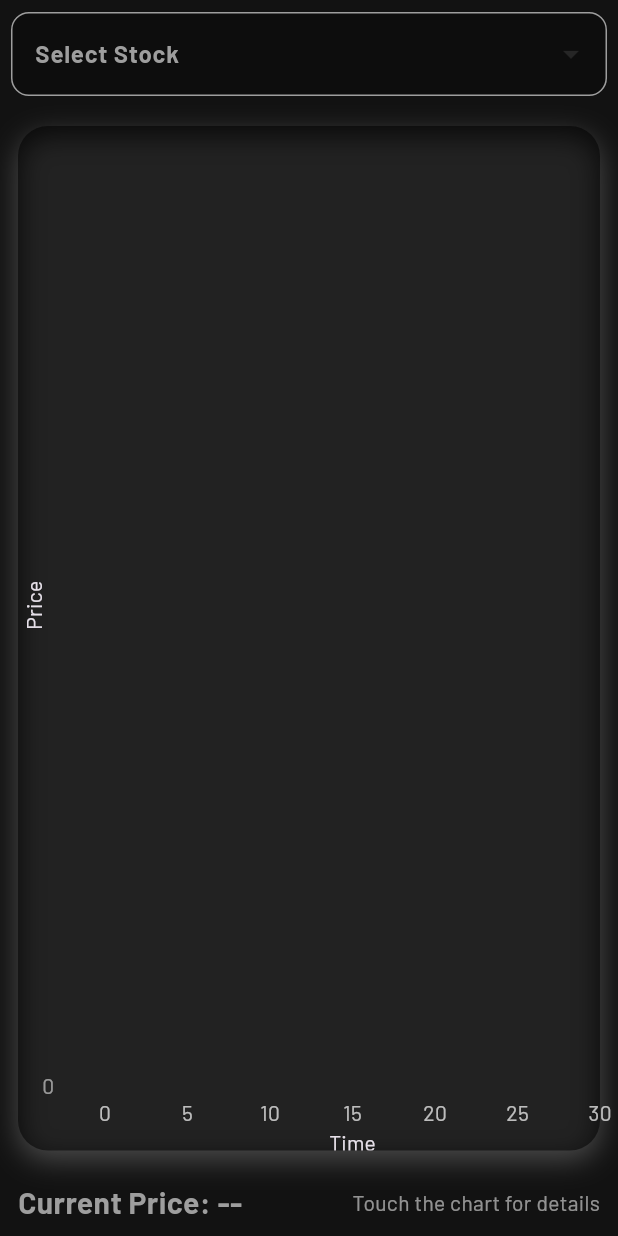
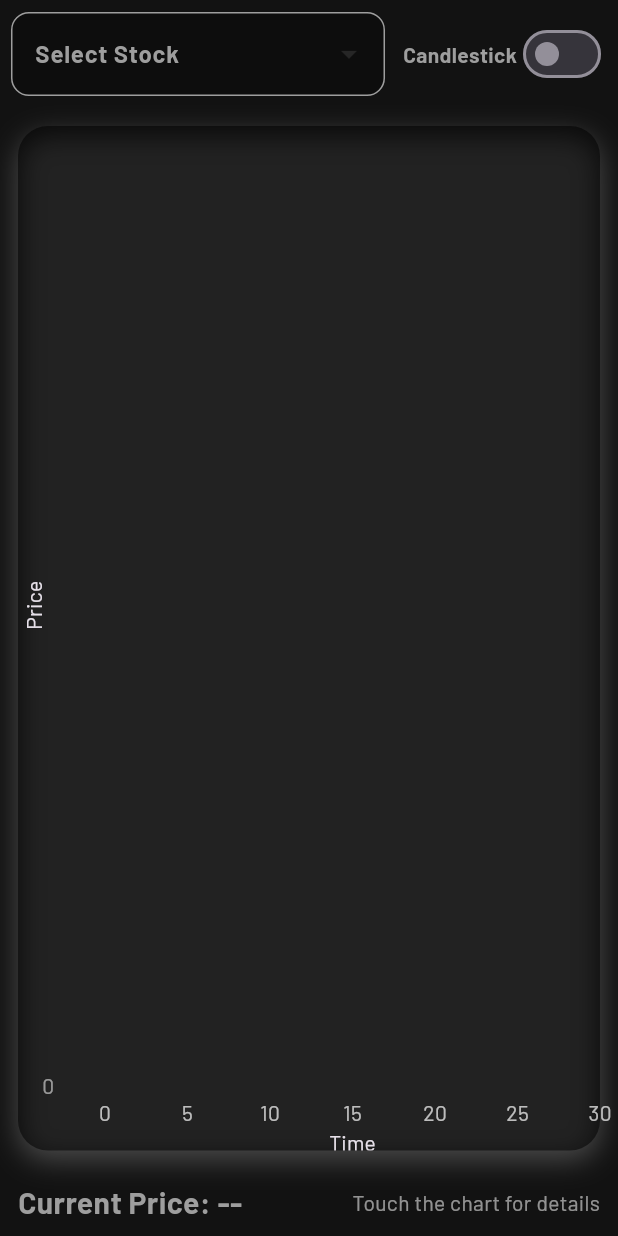
Before and after one commit to UniQguy/finalproject, a Flutter app: the AnimatedRealtimeChart widget shown alone on an empty page, opened directly with empty values, on a phone screen of 412 x 824 dp. Run offline on Flutter 3.47's test engine with Material 3 defaults, Android fonts, the phone set to English and light mode, and no system bars; drawn by our look-alikes of fl_chart; our stand-ins replace firebase_auth, firebase_core, flutter_svg, go_router, google_fonts, google_sign_in and 3 more; missing offline and left inert: candlesticks; accounts and stored records are empty; network calls fail; project files that could hold a hidden picture were left out.

Commit message:
Updated project files

```diff
--- a/lib/presentation/widgets/animated_realtime_chart.dart
+++ b/lib/presentation/widgets/animated_realtime_chart.dart
@@ -1,11 +1,12 @@
+import 'package:flutter/material.dart';
+import 'package:flutter/services.dart';
+import 'package:fl_chart/fl_chart.dart';
+import 'package:provider/provider.dart';
 import 'dart:math';
-import 'package:flutter/material.dart';
-import 'package:fl_chart/fl_chart.dart';
-import 'package:flutter/services.dart';
-import 'package:provider/provider.dart';
 
 import '../../business_logic/providers/market_provider.dart';
 import '../../business_logic/models/stock.dart';
+import 'candlestick_chart.dart'; // Import your candlestick widget here
 
 class AnimatedRealtimeChart extends StatefulWidget {
   final Color accentColor;
@@ -29,6 +30,8 @@ class _AnimatedRealtimeChartState extends State<AnimatedRealtimeChart> with Sing
   List<FlSpot> spots = [];
   int touchedIndex = -1;
   late final AnimationController _pulseController;
+
+  bool _showCandlestick = false;
 
   @override
   void initState() {
@@ -128,21 +131,22 @@ class _AnimatedRealtimeChartState extends State<AnimatedRealtimeChart> with Sing
     final marketProvider = context.watch<MarketProvider>();
     final glowColor = widget.accentColor;
 
+    final selectedStock = marketProvider.stocks.firstWhere(
+          (s) => s.symbol == selectedSymbol,
+      orElse: () => Stock(symbol: selectedSymbol, company: '', price: 0, previousClose: 0, recentPrices: []),
+    );
+
     final minY = prices.isNotEmpty ? prices.reduce(min) * 0.95 : 0.0;
     final maxY = prices.isNotEmpty ? prices.reduce(max) * 1.05 : 0.0;
-
-    final deltaPrice = (touchedIndex > 0 && touchedIndex < prices.length)
-        ? prices[touchedIndex] - prices[touchedIndex - 1]
-        : 0.0;
-    final deltaPercent = (touchedIndex > 0 && touchedIndex < prices.length && prices[touchedIndex - 1] != 0)
-        ? (deltaPrice / prices[touchedIndex - 1]) * 100
-        : 0.0;
 
     return Column(
       crossAxisAlignment: CrossAxisAlignment.start,
       children: [
         Padding(
           padding: EdgeInsets.symmetric(horizontal: 16 * scale, vertical: 8),
+          child: Row(
+            children: [
+              Expanded(
                 child: DropdownButtonFormField<String>(
                   decoration: InputDecoration(
                     labelText: "Select Stock",
@@ -164,8 +168,34 @@ class _AnimatedRealtimeChartState extends State<AnimatedRealtimeChart> with Sing
                   onChanged: _onSymbolChanged,
                 ),
               ),
+
+              Padding(
+                padding: const EdgeInsets.only(left: 12.0),
+                child: Row(
+                  children: [
+                    Text("Candlestick", style: TextStyle(color: glowColor, fontWeight: FontWeight.bold)),
+                    Switch(
+                      value: _showCandlestick,
+                      onChanged: (val) {
+                        setState(() {
+                          _showCandlestick = val;
+                          touchedIndex = -1;
+                        });
+                      },
+                      activeColor: glowColor,
+                    )
+                  ],
+                ),
+              ),
+            ],
+          ),
+        ),
+
         Expanded(
-          child: Stack(
+          child: _showCandlestick
+              ? CandlestickChartWidget(stockSymbol: selectedStock.symbol)
+
+              : Stack(
             children: [
               Padding(
                 padding: const EdgeInsets.all(12),
@@ -184,7 +214,7 @@ class _AnimatedRealtimeChartState extends State<AnimatedRealtimeChart> with Sing
                   child: LineChart(
                     LineChartData(
                       minX: 0,
-                      maxX: prices.isNotEmpty ? (prices.length - 1).toDouble() : 30.0,
+                      maxX: prices.length > 0 ? (prices.length - 1).toDouble() : 30.0,
                       minY: minY,
                       maxY: maxY,
                       clipData: FlClipData.all(),
@@ -194,7 +224,7 @@ class _AnimatedRealtimeChartState extends State<AnimatedRealtimeChart> with Sing
                         handleBuiltInTouches: true,
                         touchTooltipData: LineTouchTooltipData(
                           tooltipRoundedRadius: 12,
-                          tooltipBgColor: glowColor.withOpacity(double.parse((0.8).toStringAsFixed(3))),
+                          tooltipBgColor: glowColor.withOpacity(0.8),
                           getTooltipItems: (spots) {
                             return spots.map((spot) => LineTooltipItem(
                               spot.y.toStringAsFixed(2),
@@ -215,9 +245,9 @@ class _AnimatedRealtimeChartState extends State<AnimatedRealtimeChart> with Sing
                             show: true,
                             gradient: LinearGradient(
                               colors: [
-                                glowColor.withOpacity(double.parse((0.3).toStringAsFixed(3))),
-                                glowColor.withOpacity(double.parse((0.8).toStringAsFixed(3))),
-                                glowColor.withOpacity(double.parse((0.3).toStringAsFixed(3))),
+                                glowColor.withOpacity(0.3),
+                                glowColor.withOpacity(0.8),
+                                glowColor.withOpacity(0.3),
                               ],
                               stops: const [0.2, 0.5, 0.8],
                               begin: Alignment.bottomCenter,
@@ -228,12 +258,12 @@ class _AnimatedRealtimeChartState extends State<AnimatedRealtimeChart> with Sing
                             show: true,
                             getDotPainter: (spot, percent, bar, index) {
                               final isNewest = index == spots.length - 1;
-                              final double pulse = isNewest ? 7.0 + 3.0 * _pulseController.value : 6.0;
-                              final double opacity = isNewest ? 0.8 + 0.2 * _pulseController.value : 1.0;
+                              final double pulse = isNewest ? 7 + 3 * _pulseController.value : 6;
+                              final double opacity = isNewest ? 0.8 + 0.2 * _pulseController.value : 1;
                               return FlDotCirclePainter(
                                 radius: pulse,
-                                color: glowColor.withOpacity(double.parse(opacity.toStringAsFixed(3))),
-                                strokeWidth: isNewest ? 3.0 : 2.0,
+                                color: glowColor.withOpacity(opacity),
+                                strokeWidth: isNewest ? 3 : 2,
                                 strokeColor: Colors.white,
                               );
                             },
@@ -243,10 +273,10 @@ class _AnimatedRealtimeChartState extends State<AnimatedRealtimeChart> with Sing
                       gridData: FlGridData(
                         show: true,
                         drawVerticalLine: false,
-                        horizontalInterval: 10.0,
+                        horizontalInterval: 10,
                         getDrawingHorizontalLine: (val) => FlLine(
-                          color: Colors.white.withOpacity(double.parse((0.15).toStringAsFixed(3))),
-                          strokeWidth: 1.0,
+                          color: Colors.white.withOpacity(0.15),
+                          strokeWidth: 1,
                         ),
                       ),
                       borderData: FlBorderData(show: false),
@@ -256,14 +286,11 @@ class _AnimatedRealtimeChartState extends State<AnimatedRealtimeChart> with Sing
                           axisNameSize: 16,
                           sideTitles: SideTitles(
                             showTitles: true,
-                            interval: 5.0,
-                            reservedSize: 28.0,
+                            interval: 5,
+                            reservedSize: 28,
                             getTitlesWidget: (val, _) => Padding(
-                              padding: const EdgeInsets.only(top: 8.0),
-                              child: Text(
-                                val.toInt().toString(),
-                                style: const TextStyle(color: Colors.white70),
-                              ),
+                              padding: const EdgeInsets.only(top: 8),
+                              child: Text(val.toInt().toString(), style: const TextStyle(color: Colors.white70)),
                             ),
                           ),
                         ),
@@ -272,14 +299,11 @@ class _AnimatedRealtimeChartState extends State<AnimatedRealtimeChart> with Sing
                           axisNameSize: 16,
                           sideTitles: SideTitles(
                             showTitles: true,
-                            interval: 10.0,
-                            reservedSize: 42.0,
+                            interval: 10,
+                            reservedSize: 42,
                             getTitlesWidget: (val, _) => Padding(
-                              padding: const EdgeInsets.only(right: 8.0),
-                              child: Text(
-                                val.toInt().toString(),
-                                style: const TextStyle(color: Colors.white54),
-                              ),
+                              padding: const EdgeInsets.only(right: 8),
+                              child: Text(val.toInt().toString(), style: const TextStyle(color: Colors.white54)),
                             ),
                           ),
                         ),
@@ -301,7 +325,7 @@ class _AnimatedRealtimeChartState extends State<AnimatedRealtimeChart> with Sing
                     color: glowColor,
                     shadows: [
                       Shadow(
-                        color: glowColor.withOpacity(double.parse((0.7).toStringAsFixed(3))),
+                        color: glowColor.withOpacity(0.7),
                         blurRadius: 5,
                         offset: const Offset(1, 1),
                       ),
@@ -312,6 +336,7 @@ class _AnimatedRealtimeChartState extends State<AnimatedRealtimeChart> with Sing
             ],
           ),
         ),
+
         Padding(
           padding: const EdgeInsets.symmetric(horizontal: 12, vertical: 8),
           child: Row(
@@ -325,35 +350,25 @@ class _AnimatedRealtimeChartState extends State<AnimatedRealtimeChart> with Sing
                   color: glowColor,
                 ),
               ),
-              touchedIndex >= 0 && touchedIndex < prices.length
+              _showCandlestick
+                  ? const SizedBox.shrink()
+                  : (touchedIndex >= 0 && touchedIndex < prices.length
                   ? Column(
                 crossAxisAlignment: CrossAxisAlignment.end,
                 children: [
                   Text(
                     'Price: ${prices[touchedIndex].toStringAsFixed(2)}',
-                    style: TextStyle(
-                      fontSize: 16,
-                      color: glowColor,
-                      fontWeight: FontWeight.bold,
-                    ),
+                    style: TextStyle(fontSize: 16, fontWeight: FontWeight.bold, color: glowColor),
                   ),
                   if (touchedIndex > 0)
                     Text(
-                      'Δ: ${deltaPrice.toStringAsFixed(2)} (${deltaPercent.toStringAsFixed(2)}%)',
-                      style: TextStyle(
-                        fontSize: 14,
-                        color: glowColor.withOpacity(double.parse((0.8).toStringAsFixed(3))),
-                      ),
+                      'Δ: ${(prices[touchedIndex] - prices[touchedIndex - 1]).toStringAsFixed(2)}'
+                          ' (${((prices[touchedIndex] - prices[touchedIndex - 1]) / prices[touchedIndex - 1] * 100).toStringAsFixed(2)}%)',
+                      style: TextStyle(color: glowColor.withOpacity(0.8)),
                     ),
                 ],
               )
-                  : Text(
-                'Touch the chart for details',
-                style: TextStyle(
-                  fontSize: 14,
-                  color: Colors.white54,
-                ),
-              ),
+                  : const Text('Touch the chart for details', style: TextStyle(color: Colors.white54))),
             ],
           ),
         ),
```
Also changed, not shown: lib/presentation/pages/home_page.dart (+13 -7 lines), lib/presentation/widgets/candlestick_chart.dart (+54 -15 lines), 1 other file. Lines whose indentation alone changed are shown as unchanged.
